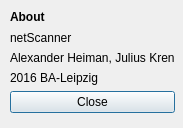
Above: about.ui from spaceh0rse/qt_cpp before the change. Below: the same form after it.
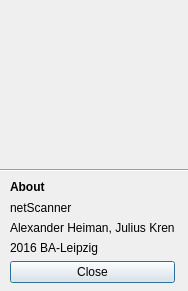
That is the form after the change. Icons and pictures are not drawn.

What changed in the file:
```diff
--- a/about.ui
+++ b/about.ui
@@ -6,24 +6,31 @@
    <rect>
     <x>0</x>
     <y>0</y>
-    <width>183</width>
-    <height>128</height>
+    <width>188</width>
+    <height>291</height>
    </rect>
   </property>
   <property name="windowTitle">
-   <string>Dialog</string>
+   <string>About</string>
+  </property>
+  <property name="windowIcon">
+   <iconset>
+    <normaloff>:/about/pic/about.png</normaloff>:/about/pic/about.png</iconset>
+  </property>
+  <property name="autoFillBackground">
+   <bool>true</bool>
   </property>
   <widget class="QWidget" name="gridLayoutWidget">
    <property name="geometry">
     <rect>
      <x>10</x>
-     <y>10</y>
+     <y>180</y>
      <width>165</width>
      <height>103</height>
     </rect>
    </property>
    <layout class="QGridLayout" name="gridLayout">
-    <item row="1" column="0">
+    <item row="0" column="0">
      <layout class="QVBoxLayout" name="verticalLayout">
       <item>
        <widget class="QLabel" name="label">
@@ -70,6 +77,38 @@
     </item>
    </layout>
   </widget>
+  <widget class="QLabel" name="pic_about">
+   <property name="geometry">
+    <rect>
+     <x>10</x>
+     <y>10</y>
+     <width>171</width>
+     <height>151</height>
+    </rect>
+   </property>
+   <property name="text">
+    <string/>
+   </property>
+   <property name="pixmap">
+    <pixmap>:/about/pic/about.png</pixmap>
+   </property>
+   <property name="alignment">
+    <set>Qt::AlignCenter</set>
+   </property>
+  </widget>
+  <widget class="Line" name="line">
+   <property name="geometry">
+    <rect>
+     <x>-3</x>
+     <y>160</y>
+     <width>211</width>
+     <height>20</height>
+    </rect>
+   </property>
+   <property name="orientation">
+    <enum>Qt::Horizontal</enum>
+   </property>
+  </widget>
  </widget>
  <resources/>
  <connections>
```
Left out of the diff: 4 changed lines with no effect on the pictures.
